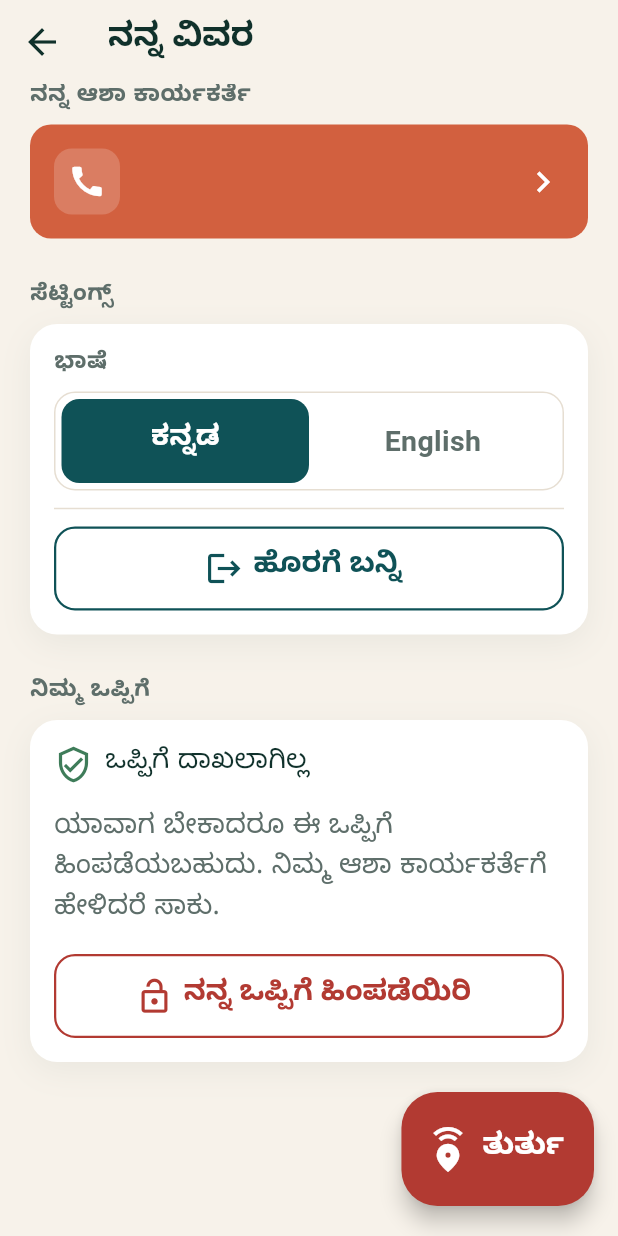
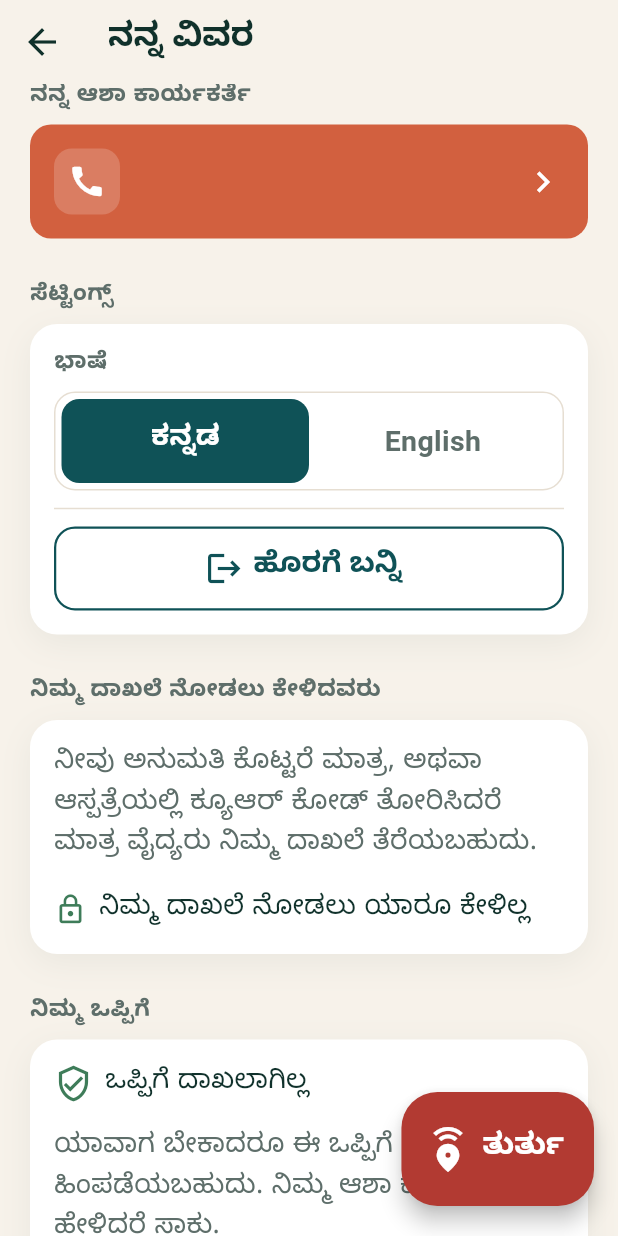
Before and after one commit to dhrruwa/setu, a Flutter app: the ProfileScreen screen opened by its route, scrolled down 1008 dp, on a phone screen of 412 x 824 dp. Run offline on Flutter 3.47's test engine with Material 3 defaults, Android fonts, the phone set to English and light mode, and no system bars; our stand-ins replace connectivity_plus, drift, flutter_riverpod, geolocator, google_fonts, image_picker and 6 more; accounts and stored records are empty; generated files the repository leaves out were written again.

Commit message:
A doctor needs her consent, unless she shows her QR
Any doctor in the facility could read any mother's clinical history. Convenient,
and wrong: she never agreed to it. A doctor now needs an active grant, obtained
one of two ways.

She approves a request in Thayi Setu, which lasts 30 days and can be stopped at
any time from the same screen. Or she shows her Thayi Card QR at the hospital,
which opens access for 24 hours with no request at all — presenting the card is
the consent, and it is the only sensible behaviour when she is standing at the
counter. grant_access_by_qr checks the token embedded in her QR, so a guessed
mother id opens nothing.

Her ASHA is unaffected. She records the data during home visits and is already
scoped to her own sub-centre; asking a woman to approve her own health worker
would be theatre.

The doctor keeps a name-only roster so she can find who to ask. Verified by
impersonation: no grant 0 visits, after a QR scan 3, forged token refused,
request pending 0, approved 3, revoked 0, roster 25 throughout.

On duplicate emails: each table already guarded itself, but nothing stopped an
address being shared between a mother and a staff member. Triggers now reject
that in both directions, and all four duplicate paths fail, including the same
address in different case.

Co-Authored-By: Claude Opus 5 (1M context) <noreply@anthropic.com>

```diff
--- /dev/null
+++ b/thayi/lib/data/access_requests.dart
@@ -0,0 +1,80 @@
+import 'package:supabase_flutter/supabase_flutter.dart';
+
+/// A doctor asking to see her record, or already able to.
+class AccessGrant {
+  const AccessGrant({
+    required this.id,
+    required this.doctorName,
+    required this.status,
+    required this.method,
+    this.reason,
+    this.expiresAt,
+    this.requestedAt,
+  });
+
+  final String id;
+  final String doctorName;
+
+  /// pending | approved | rejected | expired
+  final String status;
+
+  /// request | qr
+  final String method;
+  final String? reason;
+  final DateTime? expiresAt;
+  final DateTime? requestedAt;
+
+  bool get isPending => status == 'pending';
+
+  bool get isActive =>
+      status == 'approved' &&
+      (expiresAt == null || expiresAt!.isAfter(DateTime.now()));
+
+  /// Access she gave by showing her card at the hospital, rather than by
+  /// answering a request.
+  bool get grantedByQr => method == 'qr';
+}
+
+/// Her side of consent: who has asked, who can see her record, and stopping it.
+class AccessRequests {
+  const AccessRequests(this._client);
+
+  final SupabaseClient? _client;
+
+  Future<List<AccessGrant>> forMe() async {
+    final client = _client;
+    if (client == null) return const [];
+    final rows = await client
+        .from('access_grants')
+        .select('id, status, method, reason, requested_at, expires_at, '
+            'staff:staff!access_grants_staff_id_fkey (name)')
+        .order('requested_at', ascending: false);
+    return rows.map(_map).toList();
+  }
+
+  Future<void> decide(String grantId, {required bool approve}) async {
+    final client = _client;
+    if (client == null) return;
+    await client.rpc('decide_access_request', params: {
+      'p_grant_id': grantId,
+      'p_approve': approve,
+    });
+  }
+
+  static AccessGrant _map(Map<String, dynamic> r) {
+    final staff = r['staff'] as Map<String, dynamic>?;
+    return AccessGrant(
+      id: r['id'] as String,
+      doctorName: staff?['name'] as String? ?? '',
+      status: r['status'] as String? ?? 'pending',
+      method: r['method'] as String? ?? 'request',
+      reason: r['reason'] as String?,
+      expiresAt: r['expires_at'] == null
+          ? null
+          : DateTime.tryParse(r['expires_at'].toString()),
+      requestedAt: r['requested_at'] == null
+          ? null
+          : DateTime.tryParse(r['requested_at'].toString()),
+    );
+  }
+}
--- a/thayi/lib/l10n/app_kn.arb
+++ b/thayi/lib/l10n/app_kn.arb
@@ -138,6 +138,35 @@
   "yourDetailsSection": "ನಿಮ್ಮ ವಿವರ",
   "detailsWrittenByAsha": "ಈ ವಿವರವನ್ನು ನಿಮ್ಮ ಆಶಾ ಕಾರ್ಯಕರ್ತೆ ಬರೆದಿದ್ದಾರೆ. ಇಲ್ಲಿ ನೀವು ಬದಲಿಸಲು ಆಗುವುದಿಲ್ಲ.",
   "reportMistake": "ಇದರಲ್ಲಿ ಏನೋ ತಪ್ಪಿದೆ",
+  "accessSection": "ನಿಮ್ಮ ದಾಖಲೆ ನೋಡಲು ಕೇಳಿದವರು",
+  "accessRequestFrom": "{name} ನಿಮ್ಮ ಆರೋಗ್ಯ ದಾಖಲೆ ನೋಡಲು ಕೇಳುತ್ತಿದ್ದಾರೆ",
+  "@accessRequestFrom": {
+    "placeholders": { "name": { "type": "String" } }
+  },
+  "accessRequestReason": "ಕಾರಣ: {reason}",
+  "@accessRequestReason": {
+    "placeholders": { "reason": { "type": "String" } }
+  },
+  "accessApprove": "ಅನುಮತಿ ಕೊಡಿ",
+  "accessReject": "ಬೇಡ",
+  "accessApproved": "{name} ಅವರಿಗೆ ಅನುಮತಿ ಕೊಟ್ಟಿದ್ದೀರಿ",
+  "@accessApproved": {
+    "placeholders": { "name": { "type": "String" } }
+  },
+  "accessRejected": "{name} ಅವರಿಗೆ ಅನುಮತಿ ಕೊಟ್ಟಿಲ್ಲ",
+  "@accessRejected": {
+    "placeholders": { "name": { "type": "String" } }
+  },
+  "accessNone": "ನಿಮ್ಮ ದಾಖಲೆ ನೋಡಲು ಯಾರೂ ಕೇಳಿಲ್ಲ",
+  "accessActiveTitle": "ಈಗ ನಿಮ್ಮ ದಾಖಲೆ ನೋಡಬಹುದು",
+  "accessActiveUntil": "{date} ವರೆಗೆ",
+  "@accessActiveUntil": {
+    "placeholders": { "date": { "type": "String" } }
+  },
+  "accessByQr": "ನೀವು ಕ್ಯೂಆರ್ ಕೋಡ್ ತೋರಿಸಿದ್ದರಿಂದ",
+  "accessRevoke": "ನಿಲ್ಲಿಸಿ",
+  "accessRevoked": "ನಿಲ್ಲಿಸಲಾಗಿದೆ",
+  "accessExplain": "ನೀವು ಅನುಮತಿ ಕೊಟ್ಟರೆ ಮಾತ್ರ, ಅಥವಾ ಆಸ್ಪತ್ರೆಯಲ್ಲಿ ಕ್ಯೂಆರ್ ಕೋಡ್ ತೋರಿಸಿದರೆ ಮಾತ್ರ ವೈದ್ಯರು ನಿಮ್ಮ ದಾಖಲೆ ತೆರೆಯಬಹುದು.",
   "consentSection": "ನಿಮ್ಮ ಒಪ್ಪಿಗೆ",
   "consentGivenOn": "{date} ರಂದು ನೀವು ಒಪ್ಪಿಗೆ ಕೊಟ್ಟಿದ್ದೀರಿ",
   "@consentGivenOn": {
--- a/thayi/lib/l10n/app_localizations.dart
+++ b/thayi/lib/l10n/app_localizations.dart
@@ -776,6 +776,90 @@ abstract class AppLocalizations {
   /// **'Something here is wrong'**
   String get reportMistake;
 
+  /// No description provided for @accessSection.
+  ///
+  /// In en, this message translates to:
+  /// **'WHO WANTS TO SEE YOUR RECORD'**
+  String get accessSection;
+
+  /// No description provided for @accessRequestFrom.
+  ///
+  /// In en, this message translates to:
+  /// **'{name} wants to see your health record'**
+  String accessRequestFrom(String name);
+
+  /// No description provided for @accessRequestReason.
+  ///
+  /// In en, this message translates to:
+  /// **'Reason: {reason}'**
+  String accessRequestReason(String reason);
+
+  /// No description provided for @accessApprove.
+  ///
+  /// In en, this message translates to:
+  /// **'Allow'**
+  String get accessApprove;
+
+  /// No description provided for @accessReject.
+  ///
+  /// In en, this message translates to:
+  /// **'Do not allow'**
+  String get accessReject;
+
+  /// No description provided for @accessApproved.
+  ///
+  /// In en, this message translates to:
+  /// **'You allowed {name}'**
+  String accessApproved(String name);
+
+  /// No description provided for @accessRejected.
+  ///
+  /// In en, this message translates to:
+  /// **'You did not allow {name}'**
+  String accessRejected(String name);
+
+  /// No description provided for @accessNone.
+  ///
+  /// In en, this message translates to:
+  /// **'Nobody has asked to see your record'**
+  String get accessNone;
+
+  /// No description provided for @accessActiveTitle.
+  ///
+  /// In en, this message translates to:
+  /// **'Can see your record now'**
+  String get accessActiveTitle;
+
+  /// No description provided for @accessActiveUntil.
+  ///
+  /// In en, this message translates to:
+  /// **'Until {date}'**
+  String accessActiveUntil(String date);
+
+  /// No description provided for @accessByQr.
+  ///
+  /// In en, this message translates to:
+  /// **'Because you showed your QR code'**
+  String get accessByQr;
+
+  /// No description provided for @accessRevoke.
+  ///
+  /// In en, this message translates to:
+  /// **'Stop this'**
+  String get accessRevoke;
+
+  /// No description provided for @accessRevoked.
+  ///
+  /// In en, this message translates to:
+  /// **'Stopped'**
+  String get accessRevoked;
+
+  /// No description provided for @accessExplain.
+  ///
+  /// In en, this message translates to:
+  /// **'A doctor can only open your record if you allow it, or if you show your QR code at the hospital.'**
+  String get accessExplain;
+
   /// No description provided for @consentSection.
   ///
   /// In en, this message translates to:
--- a/thayi/lib/l10n/app_localizations_kn.dart
+++ b/thayi/lib/l10n/app_localizations_kn.dart
@@ -378,6 +378,59 @@ class AppLocalizationsKn extends AppLocalizations {
 
   @override
   String get reportMistake => 'ಇದರಲ್ಲಿ ಏನೋ ತಪ್ಪಿದೆ';
+
+  @override
+  String get accessSection => 'ನಿಮ್ಮ ದಾಖಲೆ ನೋಡಲು ಕೇಳಿದವರು';
+
+  @override
+  String accessRequestFrom(String name) {
+    return '$name ನಿಮ್ಮ ಆರೋಗ್ಯ ದಾಖಲೆ ನೋಡಲು ಕೇಳುತ್ತಿದ್ದಾರೆ';
+  }
+
+  @override
+  String accessRequestReason(String reason) {
+    return 'ಕಾರಣ: $reason';
+  }
+
+  @override
+  String get accessApprove => 'ಅನುಮತಿ ಕೊಡಿ';
+
+  @override
+  String get accessReject => 'ಬೇಡ';
+
+  @override
+  String accessApproved(String name) {
+    return '$name ಅವರಿಗೆ ಅನುಮತಿ ಕೊಟ್ಟಿದ್ದೀರಿ';
+  }
+
+  @override
+  String accessRejected(String name) {
+    return '$name ಅವರಿಗೆ ಅನುಮತಿ ಕೊಟ್ಟಿಲ್ಲ';
+  }
+
+  @override
+  String get accessNone => 'ನಿಮ್ಮ ದಾಖಲೆ ನೋಡಲು ಯಾರೂ ಕೇಳಿಲ್ಲ';
+
+  @override
+  String get accessActiveTitle => 'ಈಗ ನಿಮ್ಮ ದಾಖಲೆ ನೋಡಬಹುದು';
+
+  @override
+  String accessActiveUntil(String date) {
+    return '$date ವರೆಗೆ';
+  }
+
+  @override
+  String get accessByQr => 'ನೀವು ಕ್ಯೂಆರ್ ಕೋಡ್ ತೋರಿಸಿದ್ದರಿಂದ';
+
+  @override
+  String get accessRevoke => 'ನಿಲ್ಲಿಸಿ';
+
+  @override
+  String get accessRevoked => 'ನಿಲ್ಲಿಸಲಾಗಿದೆ';
+
+  @override
+  String get accessExplain =>
+      'ನೀವು ಅನುಮತಿ ಕೊಟ್ಟರೆ ಮಾತ್ರ, ಅಥವಾ ಆಸ್ಪತ್ರೆಯಲ್ಲಿ ಕ್ಯೂಆರ್ ಕೋಡ್ ತೋರಿಸಿದರೆ ಮಾತ್ರ ವೈದ್ಯರು ನಿಮ್ಮ ದಾಖಲೆ ತೆರೆಯಬಹುದು.';
 
   @override
   String get consentSection => 'ನಿಮ್ಮ ಒಪ್ಪಿಗೆ';
--- a/thayi/lib/providers.dart
+++ b/thayi/lib/providers.dart
@@ -9,6 +9,7 @@ import 'package:supabase_flutter/supabase_flutter.dart' as sb;
 import 'config/env.dart';
 import 'data/chat_service.dart';
 import 'data/models.dart';
+import 'data/access_requests.dart';
 import 'data/asha_directory.dart';
 import 'data/mother_repository.dart';
 import 'data/profile_photo_service.dart';
@@ -214,6 +215,17 @@ final authControllerProvider =
     ref.watch(prefsProvider),
     ref.watch(supabaseClientProvider),
   ),
+);
+
+// ------------------------------------------------------------- consent
+
+final accessRequestsProvider = Provider<AccessRequests>(
+  (ref) => AccessRequests(ref.watch(supabaseClientProvider)),
+);
+
+/// Who has asked to see her record, and who currently can.
+final myAccessGrantsProvider = FutureProvider<List<AccessGrant>>(
+  (ref) => ref.watch(accessRequestsProvider).forMe(),
 );
 
 // -------------------------------------------------------------- onboarding
--- a/thayi/lib/screens/profile_screen.dart
+++ b/thayi/lib/screens/profile_screen.dart
@@ -1,6 +1,7 @@
 import 'package:flutter/material.dart';
 import 'package:flutter_riverpod/flutter_riverpod.dart';
 
+import '../data/access_requests.dart';
 import '../data/models.dart';
 import '../data/profile_photo_service.dart';
 import '../l10n/app_localizations.dart';
@@ -78,6 +79,9 @@ class ProfileScreen extends ConsumerWidget {
                 ],
               ),
             ),
+            const SizedBox(height: S.lg),
+            SectionHeader(l.accessSection),
+            const _AccessCard(),
             const SizedBox(height: S.lg),
             SectionHeader(l.consentSection),
             const _ConsentCard(),
@@ -414,3 +418,116 @@ class ProfileAvatarButton extends ConsumerWidget {
     );
   }
 }
+
+
+/// Who may open her record. A doctor gets in only if she says yes here, or if
+/// she showed her QR card at the hospital — presenting it is the consent.
+class _AccessCard extends ConsumerWidget {
+  const _AccessCard();
+
+  @override
+  Widget build(BuildContext context, WidgetRef ref) {
+    final l = AppLocalizations.of(context);
+    final async = ref.watch(myAccessGrantsProvider);
+    final grants = async.valueOrNull ?? const <AccessGrant>[];
+    final pending = grants.where((g) => g.isPending).toList();
+    final active = grants.where((g) => g.isActive).toList();
+
+    Future<void> decide(AccessGrant g, bool approve) async {
+      final messenger = ScaffoldMessenger.of(context);
+      await ref.read(accessRequestsProvider).decide(g.id, approve: approve);
+      ref.invalidate(myAccessGrantsProvider);
+      messenger.showSnackBar(
+        SnackBar(
+          backgroundColor: approve ? C.green : C.ink,
+          content: Text(
+            approve
+                ? l.accessApproved(g.doctorName)
+                : l.accessRejected(g.doctorName),
+            style: T.body.copyWith(color: C.onDark),
+          ),
+        ),
+      );
+    }
+
+    return SetuCard(
+      padding: const EdgeInsets.all(S.md),
+      child: Column(
+        crossAxisAlignment: CrossAxisAlignment.stretch,
+        children: [
+          Text(l.accessExplain, style: T.bodySoft),
+          if (pending.isEmpty && active.isEmpty) ...[
+            const SizedBox(height: S.md),
+            Row(
+              children: [
+                const Icon(Icons.lock_outline, size: 22, color: C.green),
+                const SizedBox(width: S.sm),
+                Expanded(child: Text(l.accessNone, style: T.body)),
+              ],
+            ),
+          ],
+          for (final g in pending) ...[
+            const Divider(height: S.lg),
+            Text(l.accessRequestFrom(g.doctorName), style: T.h2),
+            if (g.reason != null && g.reason!.isNotEmpty) ...[
+              const SizedBox(height: S.xs),
+              Text(l.accessRequestReason(g.reason!), style: T.bodySoft),
+            ],
+            const SizedBox(height: S.md),
+            Row(
+              children: [
+                Expanded(
+                  child: BigActionButton(
+                    label: l.accessApprove,
+                    icon: Icons.check,
+                    onPressed: () => decide(g, true),
+                  ),
+                ),
+                const SizedBox(width: S.sm),
+                Expanded(
+                  child: BigActionButton(
+                    label: l.accessReject,
+                    icon: Icons.close,
+                    outlined: true,
+                    background: C.red,
+                    onPressed: () => decide(g, false),
+                  ),
+                ),
+              ],
+            ),
+          ],
+          for (final g in active) ...[
+            const Divider(height: S.lg),
+            Row(
+              children: [
+                const Icon(Icons.visibility_outlined, size: 22, color: C.amber),
+                const SizedBox(width: S.sm),
+                Expanded(
+                  child: Column(
+                    crossAxisAlignment: CrossAxisAlignment.start,
+                    children: [
+                      Text(g.doctorName,
+                          style: T.body.copyWith(fontWeight: FontWeight.w600)),
+                      Text(
+                        g.grantedByQr ? l.accessByQr : l.accessActiveTitle,
+                        style: T.label.copyWith(fontSize: 14),
+                      ),
+                      if (g.expiresAt != null)
+                        Text(l.accessActiveUntil(l.formatDate(g.expiresAt!)),
+                            style: T.label.copyWith(fontSize: 14)),
+                    ],
+                  ),
+                ),
+                TextButton(
+                  onPressed: () => decide(g, false),
+                  style: TextButton.styleFrom(foregroundColor: C.red),
+                  child: Text(l.accessRevoke),
+                ),
+              ],
+            ),
+          ],
+        ],
+      ),
+    );
+  }
+}
```
Also changed, not shown: thayi/lib/l10n/app_en.arb (+29 -0 lines), thayi/lib/l10n/app_localizations_en.dart (+53 -0 lines), 1 other file.
